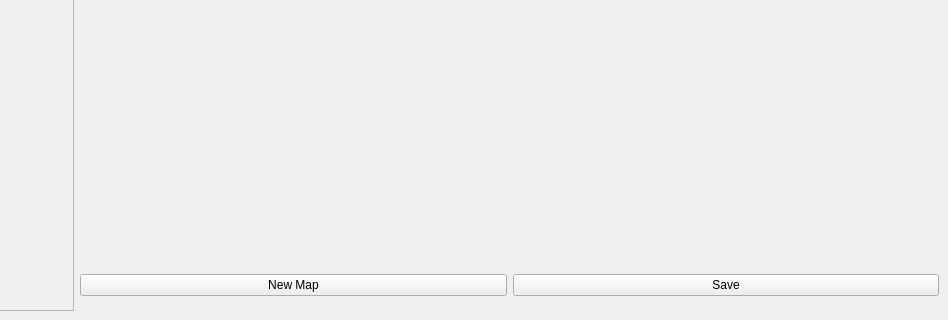
Above: mainwindow.ui from vyldr/map-generator before the change; both pictures show x 235 to 1183 and y 607 to 927 of the 1183 by 927 pixel window. Below: the same form after it.
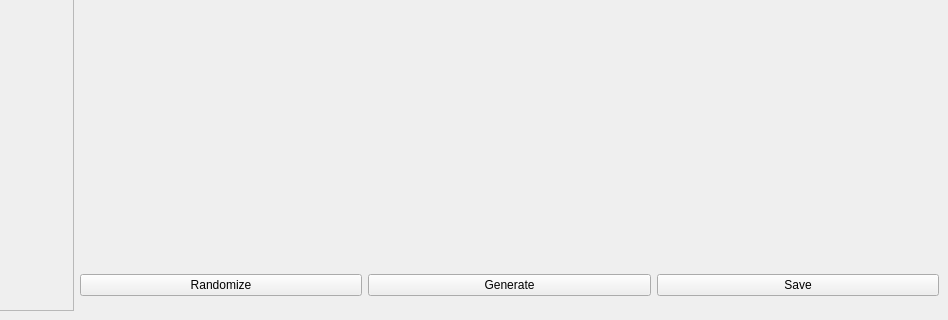
That is the form after the change.

Commit message: Separated generate and randomize buttons

The edit to the form file:
```diff
--- a/mainwindow.ui
+++ b/mainwindow.ui
@@ -315,7 +315,14 @@
         <item>
          <widget class="QPushButton" name="newMapButton">
           <property name="text">
-           <string>New Map</string>
+           <string>Randomize</string>
+          </property>
+         </widget>
+        </item>
+        <item>
+         <widget class="QPushButton" name="generate_button">
+          <property name="text">
+           <string>Generate</string>
           </property>
          </widget>
         </item>
```
Left out of the diff: 2 changed lines with no effect on the pictures. The commit also changes 2 other files.
